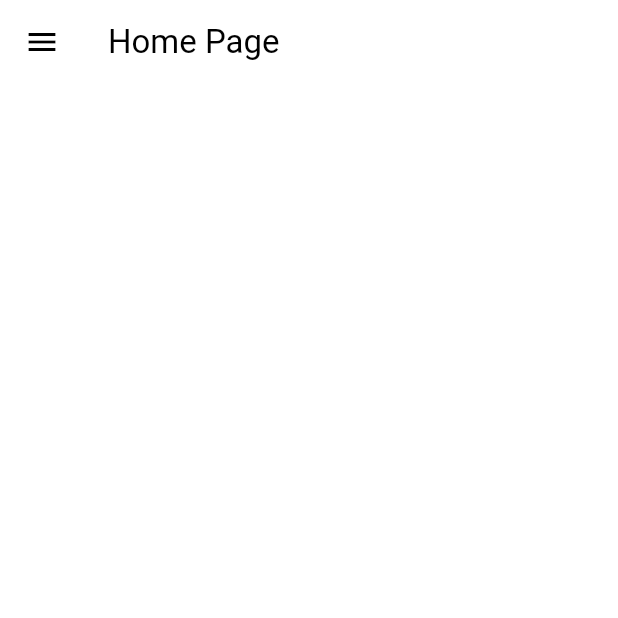
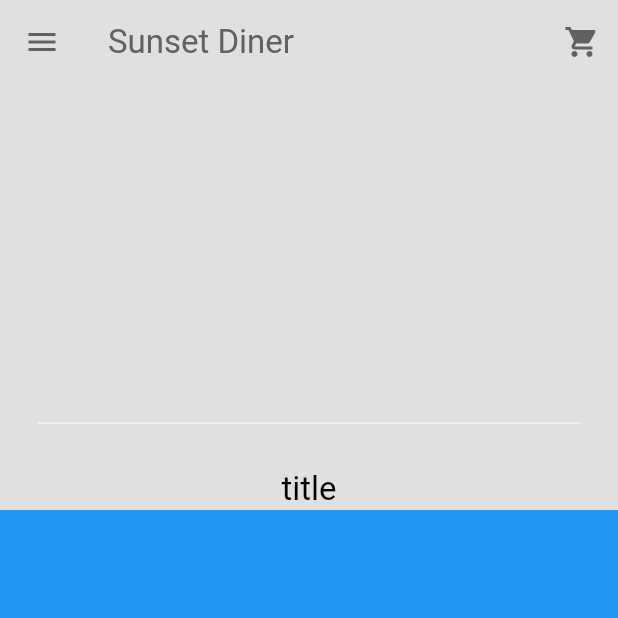
Before and after one commit to dtmiranda/food_delivery, a Flutter app: the screen it shows after launch, after a tap on "Sign In", on a phone screen of 412 x 824 dp, the top half of it. Run offline on Flutter 3.47's test engine with Material 3 defaults, Android fonts, the light colour scheme and no system bars; missing offline and left inert: dart:ffi.

Commit message:
feat: create silver app bar

```diff
--- /dev/null
+++ b/lib/components/my_silver_app_bar.dart
@@ -0,0 +1,42 @@
+import 'package:flutter/material.dart';
+
+class MySilverAppBar extends StatelessWidget{
+  final Widget child;
+  final Widget title;
+
+  const MySilverAppBar({
+    super.key,
+    required this.child,
+    required this.title,
+  });
+
+  @override
+  Widget build(BuildContext context) {
+    return SliverAppBar(
+      expandedHeight:  340,
+      collapsedHeight: 120,
+      floating: false,
+      pinned: true,
+      actions: [
+        //cart button
+        IconButton(
+          onPressed: (){},
+          icon: Icon(Icons.shopping_cart)
+        )
+      ],
+      backgroundColor: Theme.of(context).colorScheme.background,
+      foregroundColor: Theme.of(context).colorScheme.inversePrimary,
+      title: const Text("Sunset Diner"),
+      flexibleSpace: FlexibleSpaceBar(
+        background: Padding(
+          padding: const EdgeInsets.only(bottom: 50.0),
+          child: child,
+        ),
+        title: title,
+        centerTitle: true,
+        titlePadding: const EdgeInsets.only(left: 0, right: 0, top: 0),
+        expandedTitleScale: 1,
+      ),
+    );
+  }
+}
--- a/lib/pages/home_page.dart
+++ b/lib/pages/home_page.dart
@@ -1,5 +1,8 @@
+import 'dart:ffi';
+
 import 'package:flutter/material.dart';
 import 'package:food_delivery/components/my_drawer.dart';
+import 'package:food_delivery/components/my_silver_app_bar.dart';
 
 class HomePage extends StatefulWidget {
   const HomePage({super.key});
@@ -12,10 +15,30 @@ class _HomePageState extends State<HomePage> {
   @override
   Widget build(BuildContext context) {
     return Scaffold(
-      appBar: AppBar(
-        title: const Text('Home Page'),
+      drawer: const MyDrawer(),
+      body: NestedScrollView(
+        headerSliverBuilder: (context, innerBoxIsScrolled) => [
+          MySilverAppBar(
+            child: Column(
+              mainAxisAlignment: MainAxisAlignment.end,
+              children: [
+                Divider(
+                  indent: 25,
+                  endIndent: 25,
+                  color: Theme.of(context).colorScheme.secondary,
+                )
+                //my current location
+
+                //description box
+
+              ],
+            ),
+            title: Text("title")
+          )
+        ],
+        body: Container(color: Colors.blue),
+
       ),
-      drawer: const MyDrawer(),
     );
   }
 }
```
